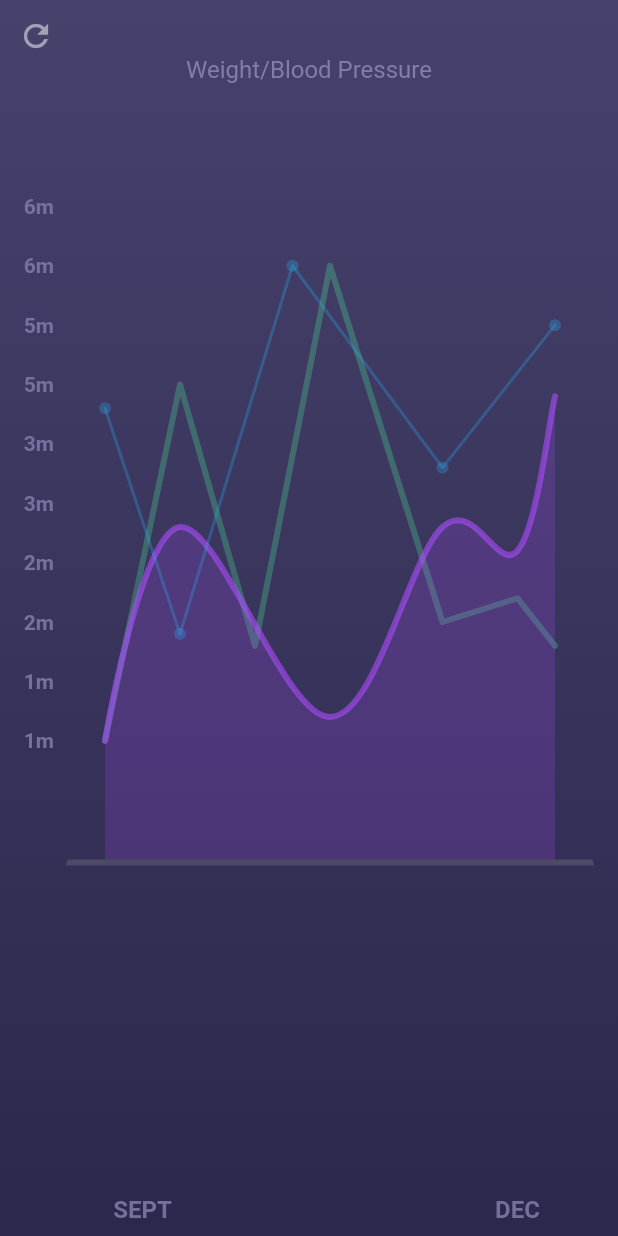
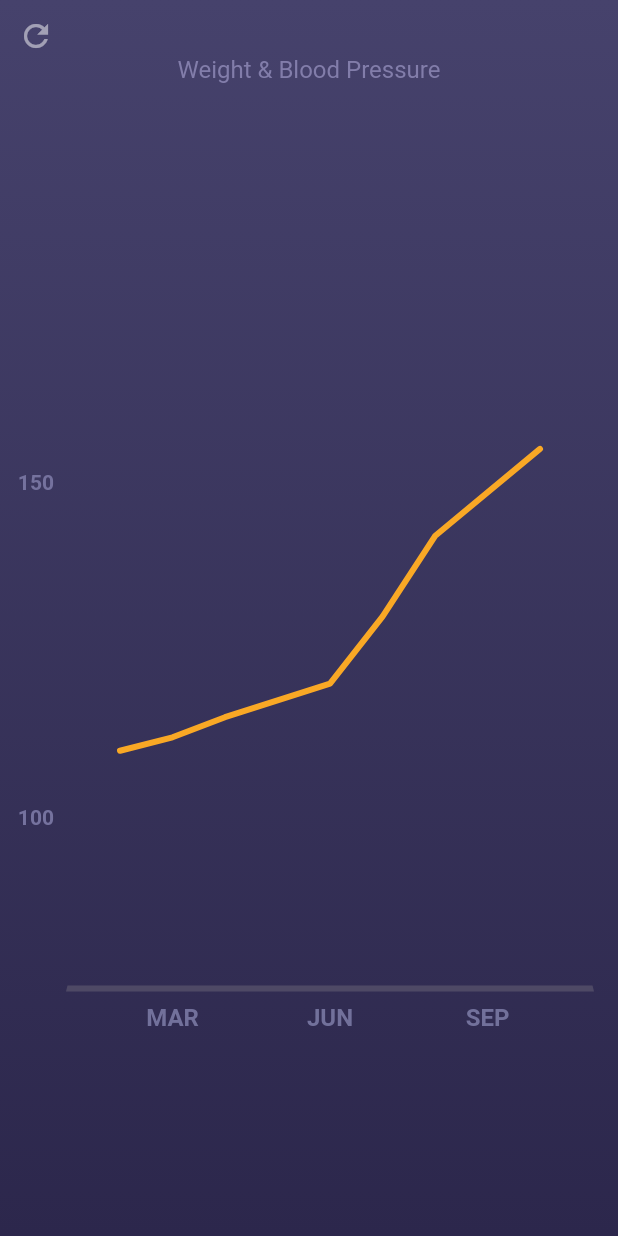
Before and after one commit to blakepennington97/TERM, a Flutter app: the Progress widget shown alone on an empty page, opened directly, after a tap on the "refresh" icon, on a phone screen of 412 x 824 dp. Run offline on Flutter 3.47's test engine with Material 2 defaults, Android fonts, the phone set to English and light mode, and no system bars; drawn by our look-alikes of fl_chart; our stand-ins replace flutter_speed_dial, shared_preferences; accounts and stored records are empty.

Commit message:
added separate charts for blood/weight, still need to dynamically change based off of user input though

```diff
--- a/term_app/lib/profile.dart
+++ b/term_app/lib/profile.dart
@@ -20,7 +20,7 @@ class ProfileState extends State<Profile> {
         resizeToAvoidBottomInset: false,
         body: Column(crossAxisAlignment: CrossAxisAlignment.start, children: <
             Widget>[
-          SizedBox(height: 290.0),
+          SizedBox(height: 210),
           Container(
               padding: EdgeInsets.only(top: 35.0, left: 20.0, right: 20.0),
               child: Column(children: <Widget>[
--- a/term_app/lib/progress.dart
+++ b/term_app/lib/progress.dart
@@ -4,6 +4,9 @@ import 'package:flutter_speed_dial/flutter_speed_dial.dart';
 import 'package:shared_preferences/shared_preferences.dart';
 import 'package:flutter/services.dart';
 import 'package:term_app/home.dart';
+import 'package:path_provider/path_provider.dart';
+import 'dart:async';
+import 'dart:io';
 
 class Progress extends StatefulWidget {
   @override
@@ -16,14 +19,22 @@ class InputButton extends StatefulWidget {
   _InputButtonState createState() => _InputButtonState();
 }
 
-class UserInput extends StatefulWidget {
+class UserInputBloodPressure extends StatefulWidget {
   @override
-  _UserInputState createState() => _UserInputState();
+  _UserInputBloodPressureState createState() => _UserInputBloodPressureState();
+}
+
+class UserInputWeight extends StatefulWidget {
+  @override
+  _UserInputWeightState createState() => _UserInputWeightState();
 }
 
 class _ProgressState extends State<Progress> {
   bool isShowingMainData = true;
+  String mainTitle = 'Blood Pressure';
   int? data = 0;
+  List<FlSpot> bloodPressurePoints = [];
+  List<FlSpot> weightPoints = [];
 
   @override
   void initState() {
@@ -65,7 +76,7 @@ class _ProgressState extends State<Progress> {
                   height: 37,
                 ),
                 const Text(
-                  'Weight/Blood Pressure',
+                  'Weight & Blood Pressure',
                   style: TextStyle(
                     color: Color(0xff827daa),
                     fontSize: 16,
@@ -124,21 +135,21 @@ class _ProgressState extends State<Progress> {
       titlesData: FlTitlesData(
         bottomTitles: SideTitles(
           showTitles: true,
-          reservedSize: 22,
+          reservedSize: 150,
           getTextStyles: (value) => const TextStyle(
             color: Color(0xff72719b),
             fontWeight: FontWeight.bold,
             fontSize: 16,
           ),
-          margin: 220,
+          margin: 8,
           getTitles: (value) {
             switch (value.toInt()) {
               case 2:
-                return 'SEPT';
-              case 7:
-                return 'OCT';
-              case 12:
-                return 'DEC';
+                return 'MAR';
+              case 5:
+                return 'JUN';
+              case 8:
+                return 'SEP';
             }
             return '';
           },
@@ -152,14 +163,16 @@ class _ProgressState extends State<Progress> {
           ),
           getTitles: (value) {
             switch (value.toInt()) {
-              case 1:
-                return '1m';
-              case 2:
-                return '2m';
-              case 3:
-                return '3m';
-              case 4:
-                return '5m';
+              case 60:
+                return '60';
+              case 80:
+                return '80';
+              case 100:
+                return '100';
+              case 120:
+                return '120';
+              case 140:
+                return '140';
             }
             return '';
           },
@@ -186,9 +199,9 @@ class _ProgressState extends State<Progress> {
         ),
       ),
       minX: 0,
-      maxX: 14,
-      maxY: 4,
-      minY: 0,
+      maxX: 10,
+      maxY: 140,
+      minY: 60,
       lineBarsData: bloodPressurePointData(),
     );
   }
@@ -196,17 +209,17 @@ class _ProgressState extends State<Progress> {
   List<LineChartBarData> bloodPressurePointData() {
     final LineChartBarData lineChartBarData1 = LineChartBarData(
       spots: [
-        FlSpot(1, 1),
-        FlSpot(3, 1.5),
-        FlSpot(5, 1.4),
-        FlSpot(7, 3.4),
-        FlSpot(10, 2),
-        FlSpot(12, 2.2),
-        FlSpot(13, 1.8),
+        FlSpot(1, 110),
+        FlSpot(2, 120),
+        FlSpot(3, 130),
+        FlSpot(5, 105),
+        FlSpot(6, 120),
+        FlSpot(7, 113),
+        FlSpot(9, 120),
       ],
       isCurved: true,
       colors: [
-        Colors.green,
+        Colors.red.shade300,
       ],
       barWidth: 8,
       isStrokeCapRound: true,
@@ -219,16 +232,17 @@ class _ProgressState extends State<Progress> {
     );
     final LineChartBarData lineChartBarData2 = LineChartBarData(
       spots: [
-        FlSpot(1, 1),
-        FlSpot(3, 2.8),
-        FlSpot(7, 1.2),
-        FlSpot(10, 2.8),
-        FlSpot(12, 2.6),
-        FlSpot(13, 3.9),
+        FlSpot(1, 80),
+        FlSpot(2, 85),
+        FlSpot(3, 95),
+        FlSpot(5, 105),
+        FlSpot(6, 85),
+        FlSpot(7, 80),
+        FlSpot(9, 82),
       ],
       isCurved: true,
       colors: [
-        Colors.red,
+        Colors.blue.shade300,
       ],
       barWidth: 8,
       isStrokeCapRound: true,
@@ -256,21 +270,21 @@ class _ProgressState extends State<Progress> {
       titlesData: FlTitlesData(
         bottomTitles: SideTitles(
           showTitles: true,
-          reservedSize: 22,
+          reservedSize: 150,
           getTextStyles: (value) => const TextStyle(
             color: Color(0xff72719b),
             fontWeight: FontWeight.bold,
             fontSize: 16,
           ),
-          margin: 220,
+          margin: 8,
           getTitles: (value) {
             switch (value.toInt()) {
               case 2:
-                return 'SEPT';
-              case 7:
-                return 'OCT';
-              case 12:
-                return 'DEC';
+                return 'MAR';
+              case 5:
+                return 'JUN';
+              case 8:
+                return 'SEP';
             }
             return '';
           },
@@ -284,16 +298,14 @@ class _ProgressState extends State<Progress> {
           ),
           getTitles: (value) {
             switch (value.toInt()) {
-              case 1:
-                return '1m';
-              case 2:
-                return '2m';
-              case 3:
-                return '3m';
-              case 4:
-                return '5m';
-              case 5:
-                return '6m';
+              case 100:
+                return '100';
+              case 125:
+                return '125';
+              case 150:
+                return '150';
+              case 175:
+                return '175';
             }
             return '';
           },
@@ -319,9 +331,9 @@ class _ProgressState extends State<Progress> {
             ),
           )),
       minX: 0,
-      maxX: 14,
-      maxY: 6,
-      minY: 0,
+      maxX: 10,
+      maxY: 200,
+      minY: 75,
       lineBarsData: weightPointData(),
     );
   }
@@ -330,66 +342,24 @@ class _ProgressState extends State<Progress> {
     return [
       LineChartBarData(
         spots: [
-          FlSpot(1, 1),
-          FlSpot(3, 4),
-          FlSpot(5, 1.8),
-          FlSpot(7, 5),
-          FlSpot(10, 2),
-          FlSpot(12, 2.2),
-          FlSpot(13, 1.8),
+          FlSpot(1, 110),
+          FlSpot(2, 112),
+          FlSpot(3, 115),
+          FlSpot(5, 120),
+          FlSpot(6, 130),
+          FlSpot(7, 142),
+          FlSpot(9, 155),
         ],
         isCurved: true,
         curveSmoothness: 0,
-        colors: const [
-          Color(0x444af699),
+        colors: [
+          Colors.yellow.shade800,
         ],
         barWidth: 4,
         isStrokeCapRound: true,
         dotData: FlDotData(
           show: false,
         ),
-        belowBarData: BarAreaData(
-          show: false,
-        ),
-      ),
-      LineChartBarData(
-        spots: [
-          FlSpot(1, 1),
-          FlSpot(3, 2.8),
-          FlSpot(7, 1.2),
-          FlSpot(10, 2.8),
-          FlSpot(12, 2.6),
-          FlSpot(13, 3.9),
-        ],
-        isCurved: true,
-        colors: const [
-          Color(0x99aa4cfc),
-        ],
-        barWidth: 4,
-        isStrokeCapRound: true,
-        dotData: FlDotData(
-          show: false,
-        ),
-        belowBarData: BarAreaData(show: true, colors: [
-          const Color(0x33aa4cfc),
-        ]),
-      ),
-      LineChartBarData(
-        spots: [
-          FlSpot(1, 3.8),
-          FlSpot(3, 1.9),
-          FlSpot(6, 5),
-          FlSpot(10, 3.3),
-          FlSpot(13, 4.5),
-        ],
-        isCurved: true,
-        curveSmoothness: 0,
-        colors: const [
-          Color(0x4427b6fc),
-        ],
-        barWidth: 2,
-        isStrokeCapRound: true,
-        dotData: FlDotData(show: true),
         belowBarData: BarAreaData(
           show: false,
         ),
@@ -449,7 +419,7 @@ class _InputButtonState extends State<InputButton> {
           labelStyle: TextStyle(fontSize: 18.0),
           onTap: () => Navigator.push(
             context,
-            MaterialPageRoute(builder: (context) => UserInput()),
+            MaterialPageRoute(builder: (context) => UserInputBloodPressure()),
           ),
           onLongPress: () => print('FIRST CHILD LONG PRESS'),
         ),
@@ -458,7 +428,10 @@ class _InputButtonState extends State<InputButton> {
           backgroundColor: Colors.green,
           label: 'Weight',
           labelStyle: TextStyle(fontSize: 18.0),
-          onTap: () => print('SECOND CHILD'),
+          onTap: () => Navigator.push(
+            context,
+            MaterialPageRoute(builder: (context) => UserInputWeight()),
+          ),
           onLongPress: () => print('SECOND CHILD LONG PRESS'),
         ),
       ],
@@ -475,14 +448,54 @@ class _InputButtonState extends State<InputButton> {
   }
 }
 
-class _UserInputState extends State<UserInput> {
+class _UserInputBloodPressureState extends State<UserInputBloodPressure> {
   TextEditingController inputController = new TextEditingController();
+  String data = "";
 
+  // find directory path
+  Future<String> get _localPath async {
+    final directory = await getApplicationDocumentsDirectory();
+    return directory.path;
+  }
+
+  // find the local file
+  Future<File> get _localFile async {
+    final path = await _localPath;
+    return File('$path/blood_pressure_points.txt');
+  }
+
+  Future<File> writeFile(String input) async {
+    final file = await _localFile;
+
+    // Write the file.
+    return file.writeAsString('$input');
+  }
+
+  // Triggered after user input is completed
+  Future<int> readData() async {
+    try {
+      final file = await _localFile;
+
+      // Read the file.
+      String contents = await file.readAsString();
+      print("Contents: " + contents);
+      setState(() {
+        contents = data;
+      });
+      return int.parse(contents);
+    } catch (e) {
+      // If encountering an error, return 0.
+      return 0;
+    }
+  }
+
+  //update data file with user blood pressure data
   setBloodPressure(user_input) async {
     print("User val --> " + user_input);
-    user_input = int.parse(user_input);
-    SharedPreferences prefs = await SharedPreferences.getInstance();
-    prefs.setInt('blood_pressure', user_input);
+    writeFile(user_input);
+    // SharedPreferences prefs = await SharedPreferences.getInstance();
+    // prefs.setInt('blood_pressure', user_input);
+    readData();
     Navigator.push(
       context,
       MaterialPageRoute(builder: (context) => Home()),
@@ -519,6 +532,7 @@ class _UserInputState extends State<UserInput> {
                 onPressed: () {
                   // save value and return to Progress
                   setBloodPressure(inputController.text);
+                  inputController.clear();
                 },
               ),
             ],
@@ -526,3 +540,96 @@ class _UserInputState extends State<UserInput> {
     );
   }
 }
+
+class _UserInputWeightState extends State<UserInputWeight> {
+  TextEditingController inputController = new TextEditingController();
+  String data = "";
+
+  // find directory path
+  Future<String> get _localPath async {
+    final directory = await getApplicationDocumentsDirectory();
+    return directory.path;
+  }
+
+  // find the local file
+  Future<File> get _localFile async {
+    final path = await _localPath;
+    return File('$path/weight_points.txt');
+  }
+
+  Future<File> writeFile(String input) async {
+    final file = await _localFile;
+
+    // Write the file.
+    return file.writeAsString('$input');
+  }
+
+  // Triggered after user input is completed
+  Future<int> readData() async {
+    try {
+      final file = await _localFile;
+
+      // Read the file.
+      String contents = await file.readAsString();
+      print("Contents: " + contents);
+      setState(() {
+        contents = data;
+      });
+      return int.parse(contents);
+    } catch (e) {
+      // If encountering an error, return 0.
+      return 0;
+    }
+  }
+
+  //update data file with user blood pressure data
+  setBloodPressure(user_input) async {
+    print("User val --> " + user_input);
+    writeFile(user_input);
+    // SharedPreferences prefs = await SharedPreferences.getInstance();
+    // prefs.setInt('blood_pressure', user_input);
+    readData();
+    Navigator.push(
+      context,
+      MaterialPageRoute(builder: (context) => Home()),
+    );
+  }
+
+  Widget build(BuildContext context) {
+    return new Scaffold(
+      backgroundColor: Colors.white10,
+      body: new Container(
+          padding: const EdgeInsets.all(40.0),
+          child: new Column(
+            mainAxisAlignment: MainAxisAlignment.center,
+            children: <Widget>[
+              new TextField(
+                controller: inputController,
+                style: TextStyle(color: Colors.white),
+                textAlign: TextAlign.center,
+                decoration: new InputDecoration(
+                  border: new OutlineInputBorder(
+                      borderSide: new BorderSide(color: Colors.white)),
+                  labelText: "Enter your current weight",
+                  labelStyle: TextStyle(color: Colors.white),
+                ),
+                keyboardType: TextInputType.number,
+                inputFormatters: <TextInputFormatter>[
+                  FilteringTextInputFormatter.digitsOnly
+                ], // Only numbers can be entered
+              ),
+              SizedBox(height: 30), // padding between the children
+              new TextButton.icon(
+                icon: Icon(Icons.check),
+                label: Text(''),
+                onPressed: () {
+                  // save value and return to Progress
+                  setBloodPressure(inputController.text);
+                  inputController.clear();
+                },
+              ),
+            ],
+          )),
+    );
+  }
+}
--- a/term_app/pubspec.yaml
+++ b/term_app/pubspec.yaml
@@ -28,6 +28,7 @@ dependencies:
   fl_chart: ^0.20.1
   flutter_speed_dial: ^3.0.5
   shared_preferences: ^2.0.5
+  path_provider: ^2.0.1
   flutter:
     sdk: flutter
   flutter_localizations:
```
Also changed, not shown: term_app/pubspec.lock.
